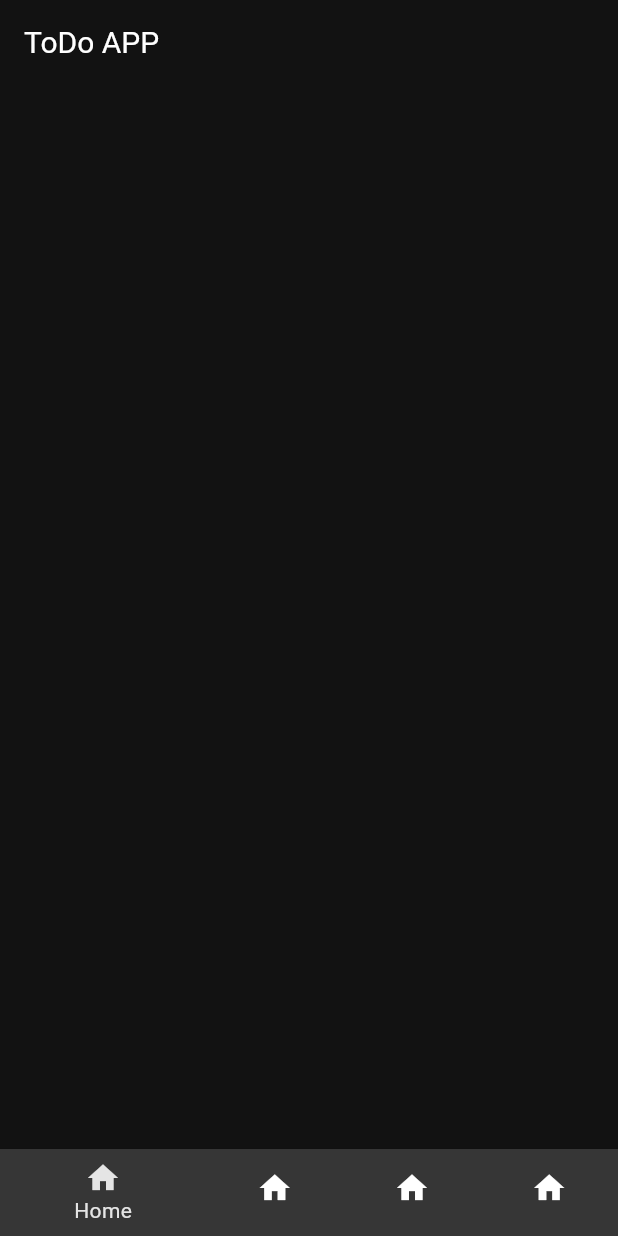
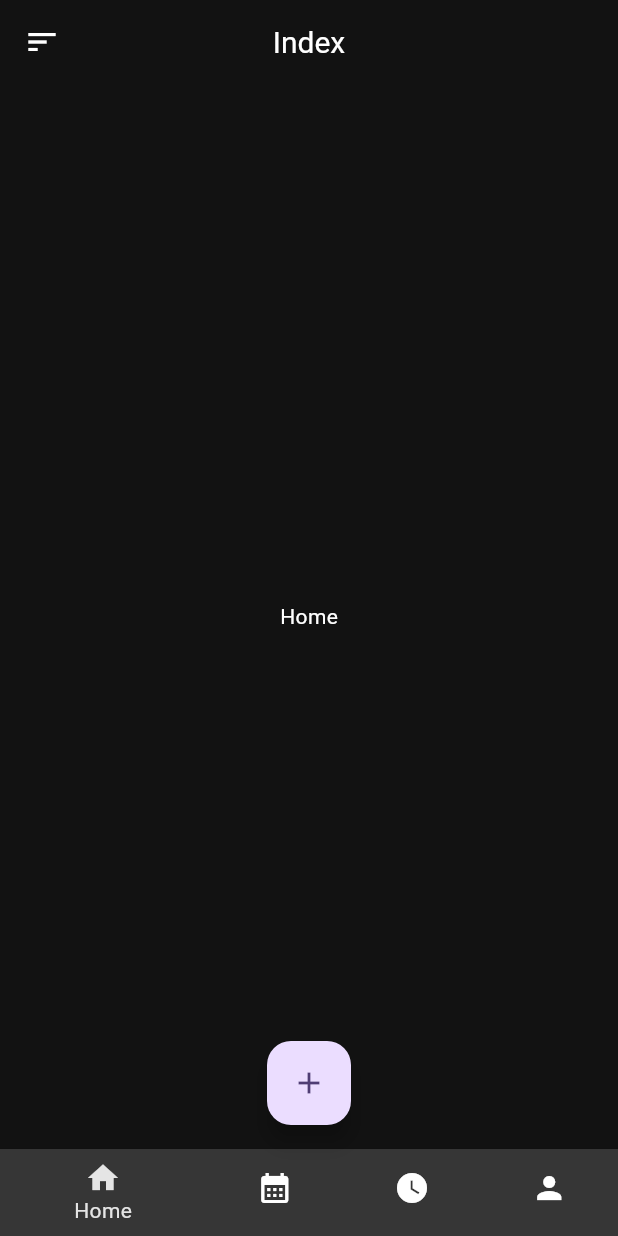
Before and after one commit to flutterchiaka2/todo_app, a Flutter app: the screen it shows after launch, on a phone screen of 412 x 824 dp. Run offline on Flutter 3.47's test engine with Material 3 defaults, Android fonts, the phone set to English and light mode, and no system bars.

Commit message:
add some pages

```diff
--- a/lib/main.dart
+++ b/lib/main.dart
@@ -9,7 +9,6 @@ void main() {
 class ToDoApp extends StatelessWidget {
   const ToDoApp({super.key});
 
-  // This widget is the root of your application.
   @override
   Widget build(BuildContext context) {
     return MaterialApp(
@@ -22,8 +21,6 @@ class ToDoApp extends StatelessWidget {
           backgroundColor: AppColors.scaffoldBackground,
           titleTextStyle: TextStyle(color: AppColors.whiteColor, fontSize: 20),
         ),
-
-
       ),
       home: SplashPage(),
     );
--- a/lib/pages/home/home.dart
+++ b/lib/pages/home/home.dart
@@ -1,4 +1,5 @@
 import 'package:flutter/material.dart';
+import 'package:todo_app/pages/main_screen/main_screen.dart';
 
 import '../../utils/constantas/app_color.dart';
 
@@ -12,11 +13,44 @@ class HomePage extends StatefulWidget {
 class _HomePageState extends State<HomePage> {
   int _currentIndex = 0;
 
+  final List<Widget> _pages = [
+    Scaffold(
+      body: Center(
+        child: Text("Home", style: TextStyle(color: Colors.white)),
+      ),
+    ), //0
+    Scaffold(
+      body: Center(
+        child: Text("Calendar", style: TextStyle(color: Colors.white)),
+      ),
+    ), //1
+    Scaffold(
+      body: Center(child: Text("Focus", style: TextStyle(color: Colors.white))),
+    ), //2
+    Scaffold(
+      body: Center(
+        child: Text("Profil", style: TextStyle(color: Colors.white)),
+      ),
+    ), //3
+  ];
+
+
+
+
   @override
   Widget build(BuildContext context) {
     return Scaffold(
-      appBar: AppBar(title: Text("ToDo APP")),
+      floatingActionButton: FloatingActionButton(
+        onPressed: () {},
+        child: Icon(Icons.add),
+      ),
+      floatingActionButtonLocation: FloatingActionButtonLocation.centerFloat,
+      appBar: AppBar(
+        title: Text("Index"),
+        centerTitle: true,
 
+        leading: Icon(Icons.sort, color: Colors.white),
+      ),
       bottomNavigationBar: Theme(
         data: ThemeData(canvasColor: AppColors.grayColor),
         child: BottomNavigationBar(
@@ -24,6 +58,8 @@ class _HomePageState extends State<HomePage> {
           onTap: (index) {
             setState(() {
               _currentIndex = index;
+
+              print(_currentIndex);
             });
           },
           backgroundColor: AppColors.grayColor,
@@ -36,12 +72,13 @@ class _HomePageState extends State<HomePage> {
           selectedItemColor: AppColors.selectableGrayColor,
           items: [
             BottomNavigationBarItem(icon: Icon(Icons.home), label: "Home"),
-            BottomNavigationBarItem(icon: Icon(Icons.home), label: "Home"),
-            BottomNavigationBarItem(icon: Icon(Icons.home), label: "Home"),
-            BottomNavigationBarItem(icon: Icon(Icons.home), label: "Home"),
+            BottomNavigationBarItem(icon: Icon(Icons.calendar_month), label: "Calendar"),
+            BottomNavigationBarItem(icon: Icon(Icons.watch_later), label: "Focus"),
+            BottomNavigationBarItem(icon: Icon(Icons.person), label: "Profile"),
           ],
         ),
       ),
+      body: _pages[_currentIndex], //_Pages[0] _pages[1]
     );
   }
 }
--- a/lib/utils/constantas/app_color.dart
+++ b/lib/utils/constantas/app_color.dart
@@ -6,5 +6,6 @@ class AppColors {
   static const Color scaffoldBackground = Color(0xFF121212);
   static const Color whiteColor = Colors.white;
   static const Color grayColor = Color(0xFF363636);
+  static const Color grayColor100 = Color(0xFFAFAFAF);
   static const Color selectableGrayColor = Color(0xFFE5E5E5);
 }
```
Also changed, not shown: lib/pages/main_screen/main_screen.dart (added, +87 -0 lines).
